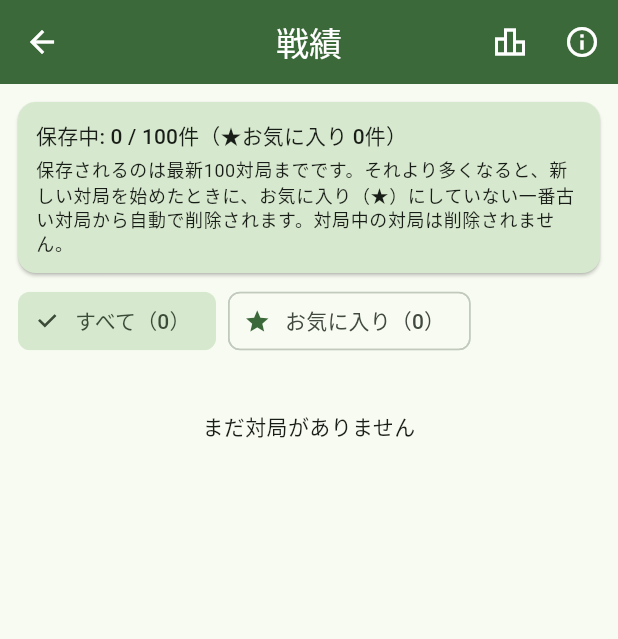
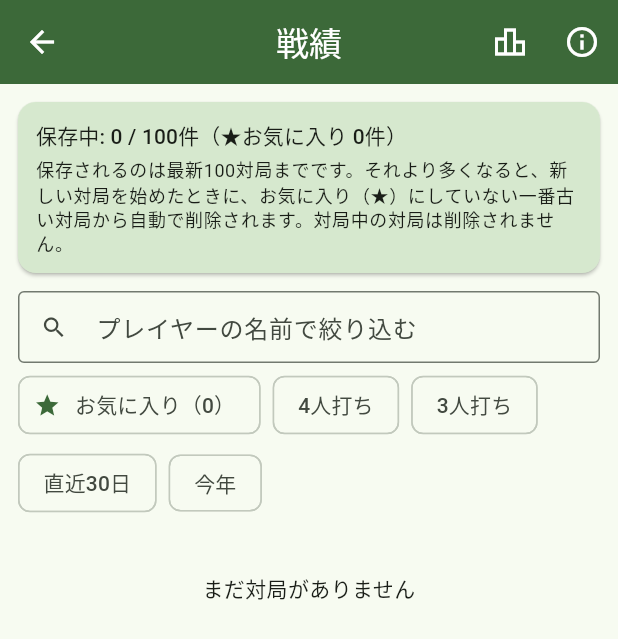
Before and after one commit to nkoki/mahjong, a Flutter app: the screen it shows after launch, after a tap on "戦績", on a phone screen of 412 x 824 dp. Shown: the top 639 px of the screen. Run offline on Flutter 3.47's test engine with Material 3 defaults, Android fonts, the phone set to English and light mode, and no system bars; our stand-ins replace file_picker, flutter_riverpod, image_picker, shared_preferences, wakelock_plus; missing offline and left inert: tflite_flutter.

Commit message:
戦績一覧を名前・人数・期間・お気に入りで絞り込めるようにする
Co-Authored-By: Claude Opus 5.5 <noreply@anthropic.com>
Claude-Session: https://claude.ai/code/session_01FyTyoWgab51fZMNYSP8iaM

```diff
--- a/lib/features/history/history_list_screen.dart
+++ b/lib/features/history/history_list_screen.dart
@@ -9,16 +9,68 @@ import '../storage/storage_info_screen.dart';
 import '../stats/stats_screen.dart';
 import 'history_detail_screen.dart';
 
+/// 戦績の絞り込み条件（UI に依存しない）
+class HistoryFilter {
+  /// 名前（一部でよい。大文字・小文字は区別しない）。空なら絞り込まない
+  final String name;
+  final StatsPeriod period;
+
+  /// 人数（4 か 3）。null ならすべて
+  final int? playerCount;
+  final bool favoritesOnly;
+
+  const HistoryFilter({
+    this.name = '',
+    this.period = StatsPeriod.all,
+    this.playerCount,
+    this.favoritesOnly = false,
+  });
+
+  /// 何か絞り込んでいるか
+  bool get isActive => name.trim().isNotEmpty || period != StatsPeriod.all || playerCount != null || favoritesOnly;
+
+  HistoryFilter copyWith({String? name, StatsPeriod? period, int? playerCount, bool clearPlayerCount = false, bool? favoritesOnly}) =>
+      HistoryFilter(
+        name: name ?? this.name,
+        period: period ?? this.period,
+        playerCount: clearPlayerCount ? null : (playerCount ?? this.playerCount),
+        favoritesOnly: favoritesOnly ?? this.favoritesOnly,
+      );
+
+  bool matches(GameSession s, DateTime now) {
+    if (favoritesOnly && !s.favorite) return false;
+    if (playerCount != null && s.playerCount != playerCount) return false;
+    final since = period.since(now);
+    if (since != null && s.createdAt.isBefore(since)) return false;
+    final q = name.trim().toLowerCase();
+    if (q.isNotEmpty && !s.playerNames.any((n) => n.toLowerCase().contains(q))) return false;
+    return true;
+  }
+
+  List<GameSession> apply(List<GameSession> sessions, DateTime now) =>
+      [for (final s in sessions) if (matches(s, now)) s];
+}
+
 /// 戦績一覧
 class HistoryListScreen extends ConsumerStatefulWidget {
-  const HistoryListScreen({super.key});
+  /// 絞り込みの基準の日時（テスト用。null なら今）
+  final DateTime? now;
+
+  const HistoryListScreen({super.key, this.now});
 
   @override
   ConsumerState<HistoryListScreen> createState() => _HistoryListScreenState();
 }
 
 class _HistoryListScreenState extends ConsumerState<HistoryListScreen> {
-  bool _favoritesOnly = false;
+  HistoryFilter _filter = const HistoryFilter();
+  final _nameController = TextEditingController();
+
+  @override
+  void dispose() {
+    _nameController.dispose();
+    super.dispose();
+  }
 
   String _date(DateTime d) =>
       '${d.year}/${d.month}/${d.day} ${d.hour}:${d.minute.toString().padLeft(2, '0')}';
@@ -29,7 +81,8 @@ class _HistoryListScreenState extends ConsumerState<HistoryListScreen> {
     final notifier = ref.read(sessionsProvider.notifier);
     final theme = Theme.of(context);
     final favCount = all.where((s) => s.favorite).length;
-    final sessions = _favoritesOnly ? all.where((s) => s.favorite).toList() : all;
+    final sessions = _filter.apply(all, widget.now ?? DateTime.now());
+    final f = _filter;
     // 次に新しい対局を始めたときに削除される対局
     final nextRemoved = {for (final s in notifier.sessionsRemovedByNextCreate()) s.id};
     const max = SessionLogic.maxSavedSessions;
@@ -85,29 +138,84 @@ class _HistoryListScreenState extends ConsumerState<HistoryListScreen> {
             ),
           ),
           Padding(
+            padding: const EdgeInsets.fromLTRB(4, 8, 4, 0),
+            child: TextField(
+              key: const ValueKey('history-name'),
+              controller: _nameController,
+              decoration: InputDecoration(
+                isDense: true,
+                prefixIcon: const Icon(Icons.search),
+                hintText: 'プレイヤーの名前で絞り込む',
+                border: const OutlineInputBorder(),
+                suffixIcon: f.name.isEmpty
+                    ? null
+                    : IconButton(
+                        tooltip: '名前の絞り込みを消す',
+                        icon: const Icon(Icons.clear),
+                        onPressed: () => setState(() {
+                          _nameController.clear();
+                          _filter = f.copyWith(name: '');
+                        }),
+                      ),
+              ),
+              onChanged: (v) => setState(() => _filter = f.copyWith(name: v)),
+            ),
+          ),
+          Padding(
             padding: const EdgeInsets.symmetric(horizontal: 4, vertical: 4),
             child: Wrap(
               spacing: 8,
+              runSpacing: 4,
               children: [
-                ChoiceChip(
-                  label: Text('すべて（${all.length}）'),
-                  selected: !_favoritesOnly,
-                  onSelected: (_) => setState(() => _favoritesOnly = false),
+                FilterChip(
+                  avatar: f.favoritesOnly ? null : const Icon(Icons.star, size: 18),
+                  label: Text('お気に入り（$favCount）'),
+                  selected: f.favoritesOnly,
+                  onSelected: (v) => setState(() => _filter = f.copyWith(favoritesOnly: v)),
                 ),
-                ChoiceChip(
-                  avatar: const Icon(Icons.star, size: 18),
-                  label: Text('お気に入り（$favCount）'),
-                  selected: _favoritesOnly,
-                  onSelected: (_) => setState(() => _favoritesOnly = true),
-                ),
+                for (final n in [4, 3])
+                  FilterChip(
+                    label: Text('$n人打ち'),
+                    selected: f.playerCount == n,
+                    onSelected: (v) => setState(
+                        () => _filter = v ? f.copyWith(playerCount: n) : f.copyWith(clearPlayerCount: true)),
+                  ),
+                for (final p in StatsPeriod.values.where((p) => p != StatsPeriod.all))
+                  FilterChip(
+                    label: Text(p.label),
+                    selected: f.period == p,
+                    onSelected: (v) => setState(() => _filter = f.copyWith(period: v ? p : StatsPeriod.all)),
+                  ),
               ],
             ),
           ),
+          if (f.isActive)
+            Padding(
+              padding: const EdgeInsets.symmetric(horizontal: 8),
+              child: Row(
+                children: [
+                  Expanded(
+                    child: Text('${all.length}件中 ${sessions.length}件を表示', style: theme.textTheme.bodySmall),
+                  ),
+                  TextButton(
+                    onPressed: () => setState(() {
+                      _nameController.clear();
+                      _filter = const HistoryFilter();
+                    }),
+                    child: const Text('絞り込みを解除'),
+                  ),
+                ],
+              ),
+            ),
           if (sessions.isEmpty)
             Padding(
               padding: const EdgeInsets.all(32),
               child: Text(
-                _favoritesOnly ? 'お気に入りの対局はありません。\n★ を押すとお気に入りにできます。' : 'まだ対局がありません',
+                all.isEmpty
+                    ? 'まだ対局がありません'
+                    : f.favoritesOnly && favCount == 0
+                        ? 'お気に入りの対局はありません。\n★ を押すとお気に入りにできます。'
+                        : 'この条件に合う対局はありません',
                 textAlign: TextAlign.center,
               ),
             ),
```
Also changed, not shown: 2 other files.
